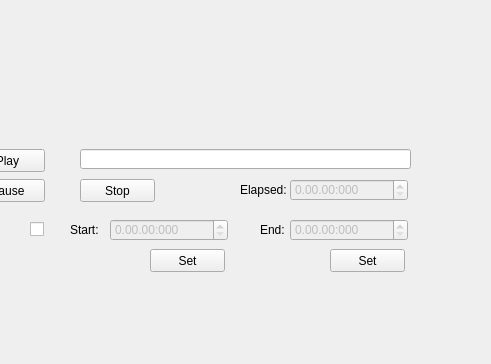
Old version of the form mainwindow.ui in the repository mgardner99/ELEC490; both pictures show x 120 to 611 and y 411 to 775 of the 1214 by 775 pixel window.
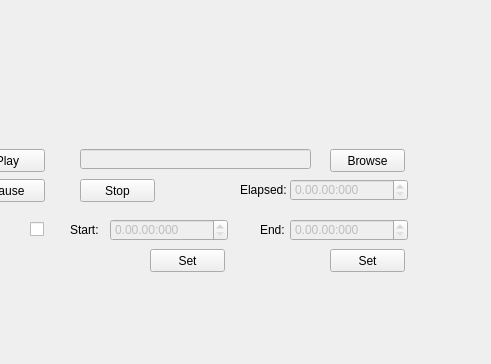
New version of the form.

Diff of the .ui file:
```diff
--- a/mainwindow.ui
+++ b/mainwindow.ui
@@ -178,11 +178,14 @@
     </property>
    </widget>
    <widget class="QLineEdit" name="vidPath">
+    <property name="enabled">
+     <bool>false</bool>
+    </property>
     <property name="geometry">
      <rect>
       <x>200</x>
       <y>560</y>
-      <width>331</width>
+      <width>231</width>
       <height>20</height>
      </rect>
     </property>
@@ -365,6 +368,19 @@
      <string>Stop</string>
     </property>
    </widget>
+   <widget class="QPushButton" name="fileBrowserButton">
+    <property name="geometry">
+     <rect>
+      <x>450</x>
+      <y>560</y>
+      <width>75</width>
+      <height>23</height>
+     </rect>
+    </property>
+    <property name="text">
+     <string>Browse</string>
+    </property>
+   </widget>
   </widget>
   <widget class="QStatusBar" name="statusBar"/>
  </widget>
```
